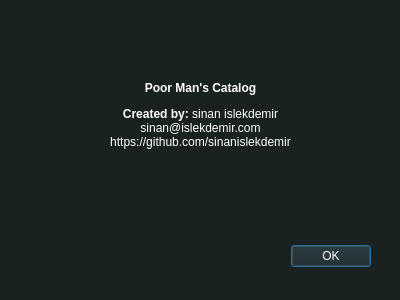
sinanislekdemir/poorman, file about.ui: the form before one commit.
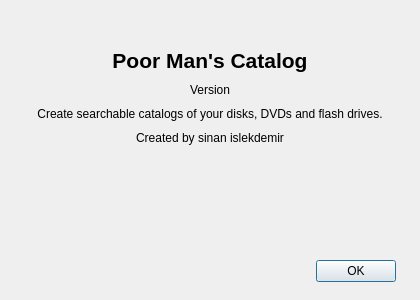
The form after the commit.

```diff
--- a/about.ui
+++ b/about.ui
@@ -6,484 +6,129 @@
    <rect>
     <x>0</x>
     <y>0</y>
-    <width>400</width>
+    <width>420</width>
     <height>300</height>
    </rect>
   </property>
-  <property name="palette">
-   <palette>
-    <active>
-     <colorrole role="WindowText">
-      <brush brushstyle="SolidPattern">
-       <color alpha="255">
-        <red>255</red>
-        <green>255</green>
-        <blue>255</blue>
-       </color>
-      </brush>
-     </colorrole>
-     <colorrole role="Button">
-      <brush brushstyle="SolidPattern">
-       <color alpha="255">
-        <red>26</red>
-        <green>34</green>
-        <blue>33</blue>
-       </color>
-      </brush>
-     </colorrole>
-     <colorrole role="Light">
-      <brush brushstyle="SolidPattern">
-       <color alpha="255">
-        <red>40</red>
-        <green>51</green>
-        <blue>50</blue>
-       </color>
-      </brush>
-     </colorrole>
-     <colorrole role="Midlight">
-      <brush brushstyle="SolidPattern">
-       <color alpha="255">
-        <red>33</red>
-        <green>42</green>
-        <blue>41</blue>
-       </color>
-      </brush>
-     </colorrole>
-     <colorrole role="Dark">
-      <brush brushstyle="SolidPattern">
-       <color alpha="255">
-        <red>13</red>
-        <green>17</green>
-        <blue>17</blue>
-       </color>
-      </brush>
-     </colorrole>
-     <colorrole role="Mid">
-      <brush brushstyle="SolidPattern">
-       <color alpha="255">
-        <red>18</red>
-        <green>23</green>
-        <blue>22</blue>
-       </color>
-      </brush>
-     </colorrole>
-     <colorrole role="Text">
-      <brush brushstyle="SolidPattern">
-       <color alpha="255">
-        <red>255</red>
-        <green>255</green>
-        <blue>255</blue>
-       </color>
-      </brush>
-     </colorrole>
-     <colorrole role="BrightText">
-      <brush brushstyle="SolidPattern">
-       <color alpha="255">
-        <red>255</red>
-        <green>255</green>
-        <blue>255</blue>
-       </color>
-      </brush>
-     </colorrole>
-     <colorrole role="ButtonText">
-      <brush brushstyle="SolidPattern">
-       <color alpha="255">
-        <red>255</red>
-        <green>255</green>
-        <blue>255</blue>
-       </color>
-      </brush>
-     </colorrole>
-     <colorrole role="Base">
-      <brush brushstyle="SolidPattern">
-       <color alpha="255">
-        <red>0</red>
-        <green>0</green>
-        <blue>0</blue>
-       </color>
-      </brush>
-     </colorrole>
-     <colorrole role="Window">
-      <brush brushstyle="SolidPattern">
-       <color alpha="255">
-        <red>26</red>
-        <green>34</green>
-        <blue>33</blue>
-       </color>
-      </brush>
-     </colorrole>
-     <colorrole role="Shadow">
-      <brush brushstyle="SolidPattern">
-       <color alpha="255">
-        <red>0</red>
-        <green>0</green>
-        <blue>0</blue>
-       </color>
-      </brush>
-     </colorrole>
-     <colorrole role="AlternateBase">
-      <brush brushstyle="SolidPattern">
-       <color alpha="255">
-        <red>13</red>
-        <green>17</green>
-        <blue>16</blue>
-       </color>
-      </brush>
-     </colorrole>
-     <colorrole role="ToolTipBase">
-      <brush brushstyle="SolidPattern">
-       <color alpha="255">
-        <red>255</red>
-        <green>255</green>
-        <blue>220</blue>
-       </color>
-      </brush>
-     </colorrole>
-     <colorrole role="ToolTipText">
-      <brush brushstyle="SolidPattern">
-       <color alpha="255">
-        <red>0</red>
-        <green>0</green>
-        <blue>0</blue>
-       </color>
-      </brush>
-     </colorrole>
-     <colorrole role="PlaceholderText">
-      <brush brushstyle="SolidPattern">
-       <color alpha="128">
-        <red>255</red>
-        <green>255</green>
-        <blue>255</blue>
-       </color>
-      </brush>
-     </colorrole>
-    </active>
-    <inactive>
-     <colorrole role="WindowText">
-      <brush brushstyle="SolidPattern">
-       <color alpha="255">
-        <red>255</red>
-        <green>255</green>
-        <blue>255</blue>
-       </color>
-      </brush>
-     </colorrole>
-     <colorrole role="Button">
-      <brush brushstyle="SolidPattern">
-       <color alpha="255">
-        <red>26</red>
-        <green>34</green>
-        <blue>33</blue>
-       </color>
-      </brush>
-     </colorrole>
-     <colorrole role="Light">
-      <brush brushstyle="SolidPattern">
-       <color alpha="255">
-        <red>40</red>
-        <green>51</green>
-        <blue>50</blue>
-       </color>
-      </brush>
-     </colorrole>
-     <colorrole role="Midlight">
-      <brush brushstyle="SolidPattern">
-       <color alpha="255">
-        <red>33</red>
-        <green>42</green>
-        <blue>41</blue>
-       </color>
-      </brush>
-     </colorrole>
-     <colorrole role="Dark">
-      <brush brushstyle="SolidPattern">
-       <color alpha="255">
-        <red>13</red>
-        <green>17</green>
-        <blue>17</blue>
-       </color>
-      </brush>
-     </colorrole>
-     <colorrole role="Mid">
-      <brush brushstyle="SolidPattern">
-       <color alpha="255">
-        <red>18</red>
-        <green>23</green>
-        <blue>22</blue>
-       </color>
-      </brush>
-     </colorrole>
-     <colorrole role="Text">
-      <brush brushstyle="SolidPattern">
-       <color alpha="255">
-        <red>255</red>
-        <green>255</green>
-        <blue>255</blue>
-       </color>
-      </brush>
-     </colorrole>
-     <colorrole role="BrightText">
-      <brush brushstyle="SolidPattern">
-       <color alpha="255">
-        <red>255</red>
-        <green>255</green>
-        <blue>255</blue>
-       </color>
-      </brush>
-     </colorrole>
-     <colorrole role="ButtonText">
-      <brush brushstyle="SolidPattern">
-       <color alpha="255">
-        <red>255</red>
-        <green>255</green>
-        <blue>255</blue>
-       </color>
-      </brush>
-     </colorrole>
-     <colorrole role="Base">
-      <brush brushstyle="SolidPattern">
-       <color alpha="255">
-        <red>0</red>
-        <green>0</green>
-        <blue>0</blue>
-       </color>
-      </brush>
-     </colorrole>
-     <colorrole role="Window">
-      <brush brushstyle="SolidPattern">
-       <color alpha="255">
-        <red>26</red>
-        <green>34</green>
-        <blue>33</blue>
-       </color>
-      </brush>
-     </colorrole>
-     <colorrole role="Shadow">
-      <brush brushstyle="SolidPattern">
-       <color alpha="255">
-        <red>0</red>
-        <green>0</green>
-        <blue>0</blue>
-       </color>
-      </brush>
-     </colorrole>
-     <colorrole role="AlternateBase">
-      <brush brushstyle="SolidPattern">
-       <color alpha="255">
-        <red>13</red>
-        <green>17</green>
-        <blue>16</blue>
-       </color>
-      </brush>
-     </colorrole>
-     <colorrole role="ToolTipBase">
-      <brush brushstyle="SolidPattern">
-       <color alpha="255">
-        <red>255</red>
-        <green>255</green>
-        <blue>220</blue>
-       </color>
-      </brush>
-     </colorrole>
-     <colorrole role="ToolTipText">
-      <brush brushstyle="SolidPattern">
-       <color alpha="255">
-        <red>0</red>
-        <green>0</green>
-        <blue>0</blue>
-       </color>
-      </brush>
-     </colorrole>
-     <colorrole role="PlaceholderText">
-      <brush brushstyle="SolidPattern">
-       <color alpha="128">
-        <red>255</red>
-        <green>255</green>
-        <blue>255</blue>
-       </color>
-      </brush>
-     </colorrole>
-    </inactive>
-    <disabled>
-     <colorrole role="WindowText">
-      <brush brushstyle="SolidPattern">
-       <color alpha="255">
-        <red>13</red>
-        <green>17</green>
-        <blue>17</blue>
-       </color>
-      </brush>
-     </colorrole>
-     <colorrole role="Button">
-      <brush brushstyle="SolidPattern">
-       <color alpha="255">
-        <red>26</red>
-        <green>34</green>
-        <blue>33</blue>
-       </color>
-      </brush>
-     </colorrole>
-     <colorrole role="Light">
-      <brush brushstyle="SolidPattern">
-       <color alpha="255">
-        <red>40</red>
-        <green>51</green>
-        <blue>50</blue>
-       </color>
-      </brush>
-     </colorrole>
-     <colorrole role="Midlight">
-      <brush brushstyle="SolidPattern">
-       <color alpha="255">
-        <red>33</red>
-        <green>42</green>
-        <blue>41</blue>
-       </color>
-      </brush>
-     </colorrole>
-     <colorrole role="Dark">
-      <brush brushstyle="SolidPattern">
-       <color alpha="255">
-        <red>13</red>
-        <green>17</green>
-        <blue>17</blue>
-       </color>
-      </brush>
-     </colorrole>
-     <colorrole role="Mid">
-      <brush brushstyle="SolidPattern">
-       <color alpha="255">
-        <red>18</red>
-        <green>23</green>
-        <blue>22</blue>
-       </color>
-      </brush>
-     </colorrole>
-     <colorrole role="Text">
-      <brush brushstyle="SolidPattern">
-       <color alpha="255">
-        <red>13</red>
-        <green>17</green>
-        <blue>17</blue>
-       </color>
-      </brush>
-     </colorrole>
-     <colorrole role="BrightText">
-      <brush brushstyle="SolidPattern">
-       <color alpha="255">
-        <red>255</red>
-        <green>255</green>
-        <blue>255</blue>
-       </color>
-      </brush>
-     </colorrole>
-     <colorrole role="ButtonText">
-      <brush brushstyle="SolidPattern">
-       <color alpha="255">
-        <red>13</red>
-        <green>17</green>
-        <blue>17</blue>
-       </color>
-      </brush>
-     </colorrole>
-     <colorrole role="Base">
-      <brush brushstyle="SolidPattern">
-       <color alpha="255">
-        <red>26</red>
-        <green>34</green>
-        <blue>33</blue>
-       </color>
-      </brush>
-     </colorrole>
-     <colorrole role="Window">
-      <brush brushstyle="SolidPattern">
-       <color alpha="255">
-        <red>26</red>
-        <green>34</green>
-        <blue>33</blue>
-       </color>
-      </brush>
-     </colorrole>
-     <colorrole role="Shadow">
-      <brush brushstyle="SolidPattern">
-       <color alpha="255">
-        <red>0</red>
-        <green>0</green>
-        <blue>0</blue>
-       </color>
-      </brush>
-     </colorrole>
-     <colorrole role="AlternateBase">
-      <brush brushstyle="SolidPattern">
-       <color alpha="255">
-        <red>26</red>
-        <green>34</green>
-        <blue>33</blue>
-       </color>
-      </brush>
-     </colorrole>
-     <colorrole role="ToolTipBase">
-      <brush brushstyle="SolidPattern">
-       <color alpha="255">
-        <red>255</red>
-        <green>255</green>
-        <blue>220</blue>
-       </color>
-      </brush>
-     </colorrole>
-     <colorrole role="ToolTipText">
-      <brush brushstyle="SolidPattern">
-       <color alpha="255">
-        <red>0</red>
-        <green>0</green>
-        <blue>0</blue>
-       </color>
-      </brush>
-     </colorrole>
-     <colorrole role="PlaceholderText">
-      <brush brushstyle="SolidPattern">
-       <color alpha="128">
-        <red>255</red>
-        <green>255</green>
-        <blue>255</blue>
-       </color>
-      </brush>
-     </colorrole>
-    </disabled>
-   </palette>
-  </property>
   <property name="windowTitle">
    <string>About Poor Man's Catalog</string>
   </property>
-  <widget class="QDialogButtonBox" name="buttonBox">
-   <property name="geometry">
-    <rect>
-     <x>30</x>
-     <y>240</y>
-     <width>341</width>
-     <height>32</height>
-    </rect>
+  <layout class="QVBoxLayout" name="mainLayout">
+   <property name="spacing">
+    <number>10</number>
    </property>
-   <property name="orientation">
-    <enum>Qt::Horizontal</enum>
+   <property name="leftMargin">
+    <number>24</number>
    </property>
-   <property name="standardButtons">
-    <set>QDialogButtonBox::Ok</set>
+   <property name="topMargin">
+    <number>24</number>
    </property>
-  </widget>
-  <widget class="QLabel" name="label">
-   <property name="geometry">
-    <rect>
-     <x>10</x>
-     <y>10</y>
-     <width>381</width>
-     <height>211</height>
-    </rect>
+   <property name="rightMargin">
+    <number>24</number>
    </property>
-   <property name="text">
-    <string>&lt;html&gt;&lt;head/&gt;&lt;body&gt;&lt;p align=&quot;center&quot;&gt;&lt;span style=&quot; font-weight:600;&quot;&gt;Poor Man's Catalog&lt;/span&gt;&lt;/p&gt;&lt;p align=&quot;center&quot;&gt;&lt;span style=&quot; font-weight:600;&quot;&gt;Created by: &lt;/span&gt;sinan islekdemir&lt;br/&gt;sinan@islekdemir.com&lt;br/&gt;https://github.com/sinanislekdemir&lt;/p&gt;&lt;/body&gt;&lt;/html&gt;</string>
+   <property name="bottomMargin">
+    <number>18</number>
    </property>
-  </widget>
+   <item>
+    <widget class="QLabel" name="iconLabel">
+     <property name="alignment">
+      <set>Qt::AlignCenter</set>
+     </property>
+     <property name="text">
+      <string/>
+     </property>
+    </widget>
+   </item>
+   <item>
+    <widget class="QLabel" name="titleLabel">
+     <property name="font">
+      <font>
+       <pointsize>16</pointsize>
+       <weight>75</weight>
+       <bold>true</bold>
+      </font>
+     </property>
+     <property name="alignment">
+      <set>Qt::AlignCenter</set>
+     </property>
+     <property name="text">
+      <string>Poor Man's Catalog</string>
+     </property>
+    </widget>
+   </item>
+   <item>
+    <widget class="QLabel" name="versionLabel">
+     <property name="alignment">
+      <set>Qt::AlignCenter</set>
+     </property>
+     <property name="text">
+      <string>Version</string>
+     </property>
+    </widget>
+   </item>
+   <item>
+    <widget class="QLabel" name="descriptionLabel">
+     <property name="alignment">
+      <set>Qt::AlignCenter</set>
+     </property>
+     <property name="wordWrap">
+      <bool>true</bool>
+     </property>
+     <property name="text">
+      <string>Create searchable catalogs of your disks, DVDs and flash drives.</string>
+     </property>
+    </widget>
+   </item>
+   <item>
+    <widget class="QLabel" name="authorLabel">
+     <property name="alignment">
+      <set>Qt::AlignCenter</set>
+     </property>
+     <property name="text">
+      <string>Created by sinan islekdemir</string>
+     </property>
+    </widget>
+   </item>
+   <item>
+    <widget class="QLabel" name="linkLabel">
+     <property name="alignment">
+      <set>Qt::AlignCenter</set>
+     </property>
+     <property name="openExternalLinks">
+      <bool>true</bool>
+     </property>
+     <property name="textInteractionFlags">
+      <set>Qt::TextBrowserInteraction</set>
+     </property>
+     <property name="text">
+      <string/>
+     </property>
+    </widget>
+   </item>
+   <item>
+    <spacer name="verticalSpacer">
+     <property name="orientation">
+      <enum>Qt::Vertical</enum>
+     </property>
+     <property name="sizeHint" stdset="0">
+      <size>
+       <width>20</width>
+       <height>10</height>
+      </size>
+     </property>
+    </spacer>
+   </item>
+   <item>
+    <widget class="QDialogButtonBox" name="buttonBox">
+     <property name="orientation">
+      <enum>Qt::Horizontal</enum>
+     </property>
+     <property name="standardButtons">
+      <set>QDialogButtonBox::Ok</set>
+     </property>
+    </widget>
+   </item>
+  </layout>
  </widget>
  <resources/>
  <connections>
```
Left out of the diff: 26 changed lines with no effect on the pictures.
